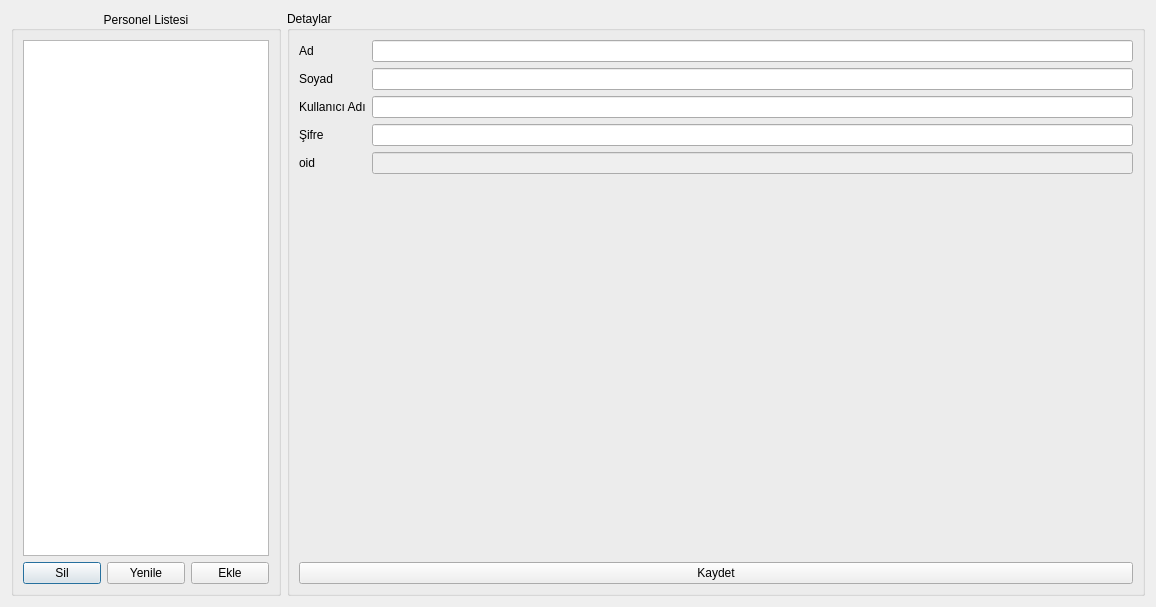
Above: SinkarYazilim/personel/personeldialog.ui from CMLDMR/SINKAR before the change. Below: the same form after it.
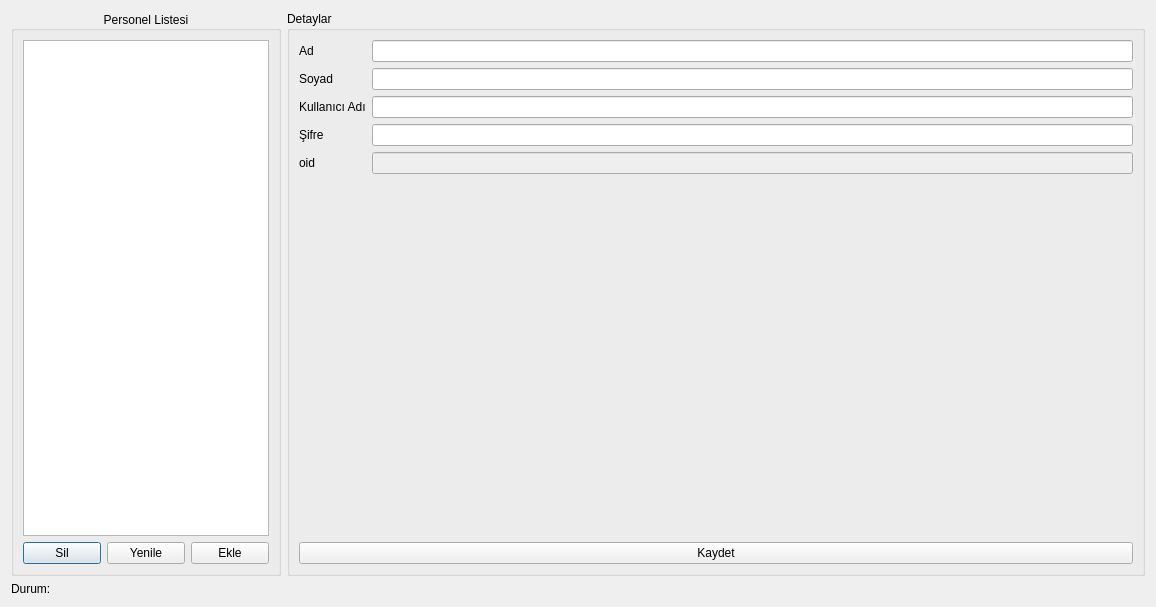
That is the form after the change.

Patch:
```diff
--- a/SinkarYazilim/personel/personeldialog.ui
+++ b/SinkarYazilim/personel/personeldialog.ui
@@ -13,6 +13,8 @@
   <property name="windowTitle">
    <string>Dialog</string>
   </property>
+  <layout class="QVBoxLayout" name="verticalLayout_3">
+   <item>
   <layout class="QHBoxLayout" name="horizontalLayout_2">
    <item>
     <widget class="QGroupBox" name="groupBox">
@@ -155,6 +157,15 @@
        </widget>
       </item>
      </layout>
+      </widget>
+     </item>
+    </layout>
+   </item>
+   <item>
+    <widget class="QLabel" name="label_status">
+     <property name="text">
+      <string>Durum:</string>
+     </property>
     </widget>
    </item>
   </layout>
```
Left out of the diff: 2 changed lines with no effect on the pictures. Lines whose indentation alone changed are shown as unchanged.
